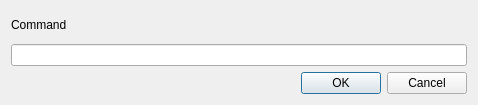
Old version of the form src/EditCommandDialog.ui in the repository OSLL/sca.
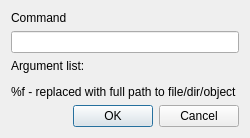
New version of the form.

Commit message: #5046: Again added short description to Add/Edit command dialog

```diff
--- a/src/EditCommandDialog.ui
+++ b/src/EditCommandDialog.ui
@@ -6,10 +6,28 @@
    <rect>
     <x>0</x>
     <y>0</y>
-    <width>478</width>
-    <height>105</height>
+    <width>250</width>
+    <height>132</height>
    </rect>
   </property>
+  <property name="sizePolicy">
+   <sizepolicy hsizetype="Fixed" vsizetype="Fixed">
+    <horstretch>0</horstretch>
+    <verstretch>0</verstretch>
+   </sizepolicy>
+  </property>
+  <property name="minimumSize">
+   <size>
+    <width>250</width>
+    <height>0</height>
+   </size>
+  </property>
+  <property name="maximumSize">
+   <size>
+    <width>250</width>
+    <height>132</height>
+   </size>
+  </property>
   <property name="windowTitle">
    <string>Dialog</string>
   </property>
@@ -28,6 +46,13 @@
      </item>
     </layout>
    </item>
+   <item>
+    <widget class="QLabel" name="label">
+     <property name="text">
+      <string>&lt;html&gt;&lt;head/&gt;&lt;body&gt;&lt;p&gt;Argument list:&lt;/p&gt;&lt;p&gt;%f - replaced with full path to file/dir/object&lt;/p&gt;&lt;/body&gt;&lt;/html&gt;</string>
+     </property>
+    </widget>
+   </item>
    <item>
     <widget class="QDialogButtonBox" name="buttonBox">
      <property name="standardButtons">
```
